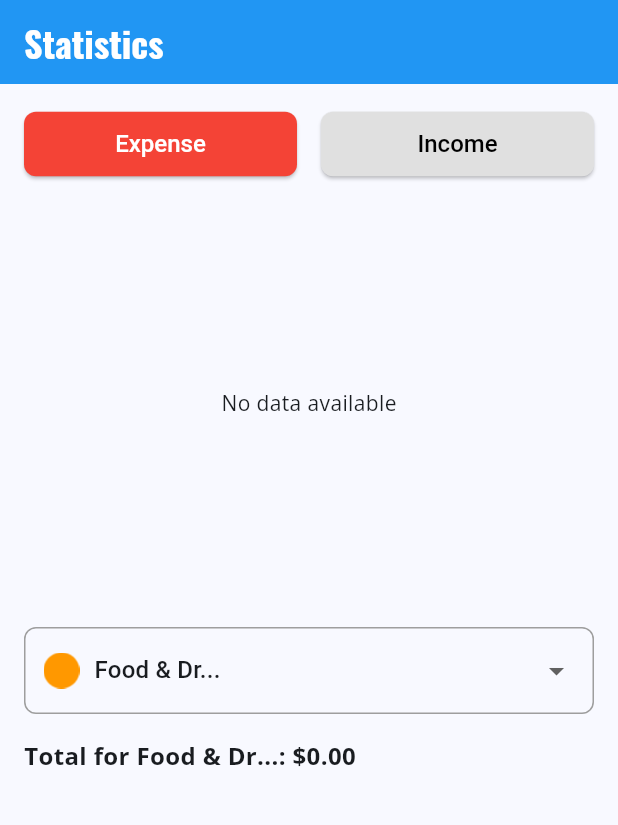
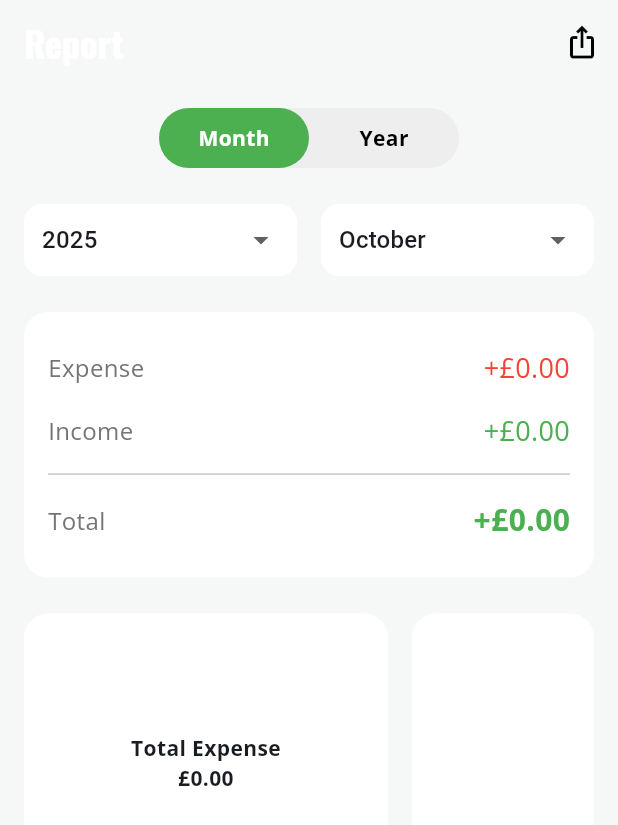
Before and after one commit to nguyenvietcuong0112/money_ios, a Flutter app: the StatisticsScreen screen opened directly with empty values, on a phone screen of 412 x 824 dp. Shown: the top 825 px of the screen. Run offline on Flutter 3.47's test engine with Material 3 defaults, Android fonts, the phone set to English and light mode, and no system bars; drawn by our look-alikes of fl_chart; our stand-ins replace google_fonts, hive, hive_flutter, lottie, shared_preferences, table_calendar; missing offline and left inert: currency_picker; accounts and stored records are empty.

Commit message:
feat: Redesign statistics screen and fix warnings

```diff
--- a/lib/screens/add_transaction_screen.dart
+++ b/lib/screens/add_transaction_screen.dart
@@ -261,7 +261,7 @@ class _AddTransactionScreenState extends State<AddTransactionScreen> {
               },
               child: Container(
                 decoration: BoxDecoration(
-                  color: isSelected ? categoryColor.withOpacity(0.3) : Colors.grey[200],
+                  color: isSelected ? categoryColor.withAlpha(77) : Colors.grey[200],
                   borderRadius: BorderRadius.circular(10.0),
                   border: isSelected ? Border.all(color: categoryColor, width: 2) : null,
                 ),
--- a/lib/screens/statistics_screen.dart
+++ b/lib/screens/statistics_screen.dart
@@ -1,10 +1,13 @@
 import 'package:fl_chart/fl_chart.dart';
 import 'package:flutter/material.dart';
-import 'package:money_manager/localization/app_localizations.dart';
 import 'package:money_manager/models/category_model.dart';
 import 'package:money_manager/models/transaction_model.dart';
+import 'package:money_manager/models/wallet_model.dart';
 import 'package:money_manager/providers/transaction_provider.dart';
+import 'package:money_manager/providers/wallet_provider.dart';
+import 'package:money_manager/widgets/custom_toggle_button.dart';
 import 'package:provider/provider.dart';
+import 'package:intl/intl.dart';
 
 class StatisticsScreen extends StatefulWidget {
   final Function(int) onScreenChanged;
@@ -16,9 +19,11 @@ class StatisticsScreen extends StatefulWidget {
 }
 
 class _StatisticsScreenState extends State<StatisticsScreen> {
-  bool _isExpense = true;
+  bool _isMonthSelected = true;
+  String _selectedYear = DateFormat('yyyy').format(DateTime.now());
+  String _selectedMonth = DateFormat('MMMM').format(DateTime.now());
+  Wallet? _selectedWallet;
 
-  // Using the same hardcoded categories as AddTransactionScreen for consistency
   final List<Category> _categories = [
     Category(name: 'Food & Dr...', iconPath: 'assets/icons/ic_food.png', colorValue: Colors.orange.value),
     Category(name: 'Household', iconPath: 'assets/icons/ic_food.png', colorValue: Colors.blue.value),
@@ -34,194 +39,330 @@ class _StatisticsScreenState extends State<StatisticsScreen> {
     Category(name: 'Medical', iconPath: 'assets/icons/ic_food.png', colorValue: Colors.redAccent.value),
   ];
 
-  Category? _selectedCategory;
-
-  @override
-  void initState() {
-    super.initState();
-    // Set a default category if the list is not empty
-    if (_categories.isNotEmpty) {
-      _selectedCategory = _categories.first;
-    }
-  }
+  final List<String> _months = [
+    'January', 'February', 'March', 'April', 'May', 'June',
+    'July', 'August', 'September', 'October', 'November', 'December'
+  ];
 
   @override
   Widget build(BuildContext context) {
-    final localizations = AppLocalizations.of(context);
-
     return Scaffold(
+      backgroundColor: const Color(0xFFF6F7F7),
       appBar: AppBar(
         automaticallyImplyLeading: false,
-        title: Text(localizations?.translate('statistics') ?? 'Statistics'),
+        title: const Text('Report', style: TextStyle(fontWeight: FontWeight.bold, fontSize: 24)),
+        backgroundColor: Colors.transparent,
+        elevation: 0,
+        actions: [
+          IconButton(
+            icon: const Icon(Icons.ios_share_outlined, color: Colors.black),
+            onPressed: () {},
+          ),
+        ],
       ),
       body: SingleChildScrollView(
-        child: Padding(
-          padding: const EdgeInsets.all(16.0),
-          child: Column(
-            children: [
-              _buildToggleButtons(localizations),
-              const SizedBox(height: 24.0),
-              _buildChart(context),
-              const SizedBox(height: 24.0),
-              _buildCategoryDropdown(localizations),
-              const SizedBox(height: 16.0),
-              _buildCategorySpendingList(context),
-            ],
-          ),
+        padding: const EdgeInsets.all(16.0),
+        child: Column(
+          children: [
+            CustomToggleButton(
+              isMonthSelected: _isMonthSelected,
+              onMonthSelected: () => setState(() => _isMonthSelected = true),
+              onYearSelected: () => setState(() => _isMonthSelected = false),
+            ),
+            const SizedBox(height: 24.0),
+            _buildFilters(),
+            const SizedBox(height: 24.0),
+            _buildSummary(),
+            const SizedBox(height: 24.0),
+            _buildChartAndLegend(),
+            const SizedBox(height: 24.0),
+            _buildTransactionList(),
+          ],
         ),
       ),
     );
   }
 
-  Widget _buildToggleButtons(AppLocalizations? localizations) {
+  Widget _buildFilters() {
+    final walletProvider = Provider.of<WalletProvider>(context);
+
     return Row(
       children: [
         Expanded(
-          child: ElevatedButton(
-            onPressed: () => setState(() => _isExpense = true),
-            style: ElevatedButton.styleFrom(
-              backgroundColor: _isExpense ? Colors.red : Colors.grey[300],
-              foregroundColor: _isExpense ? Colors.white : Colors.black,
+          child: _buildDropdownContainer(
+            child: DropdownButton<String>(
+              isExpanded: true,
+              underline: const SizedBox.shrink(),
+              value: _selectedYear,
+              items: ['2023', '2024', '2025'].map((year) => DropdownMenuItem(value: year, child: Text(year))).toList(),
+              onChanged: (value) {
+                if (value != null) {
+                  setState(() => _selectedYear = value);
+                }
+              },
             ),
-            child: Text(localizations?.translate('expense') ?? 'Expense'),
           ),
         ),
-        const SizedBox(width: 16.0),
-        Expanded(
-          child: ElevatedButton(
-            onPressed: () => setState(() => _isExpense = false),
-            style: ElevatedButton.styleFrom(
-              backgroundColor: !_isExpense ? Colors.green : Colors.grey[300],
-              foregroundColor: !_isExpense ? Colors.white : Colors.black,
+        const SizedBox(width: 16),
+        if (_isMonthSelected)
+          Expanded(
+            child: _buildDropdownContainer(
+              child: DropdownButton<String>(
+                isExpanded: true,
+                underline: const SizedBox.shrink(),
+                value: _selectedMonth,
+                items: _months.map((month) => DropdownMenuItem(value: month, child: Text(month))).toList(),
+                onChanged: (value) {
+                  if (value != null) {
+                    setState(() => _selectedMonth = value);
+                  }
+                },
+              ),
             ),
-            child: Text(localizations?.translate('income') ?? 'Income'),
+          )
+        else
+          Expanded(
+            child: _buildDropdownContainer(
+              child: DropdownButton<Wallet>(
+                isExpanded: true,
+                underline: const SizedBox.shrink(),
+                hint: const Text('Total'),
+                value: _selectedWallet,
+                items: walletProvider.wallets.map((wallet) {
+                  return DropdownMenuItem(
+                    value: wallet,
+                    child: Row(
+                      children: [
+                        Image.asset(wallet.iconPath, width: 24, height: 24),
+                        const SizedBox(width: 8),
+                        Text(wallet.name),
+                      ],
+                    ),
+                  );
+                }).toList(),
+                onChanged: (value) {
+                  setState(() => _selectedWallet = value);
+                },
+              ),
+            ),
           ),
-        ),
       ],
     );
   }
 
-  Widget _buildChart(BuildContext context) {
+  Widget _buildDropdownContainer({required Widget child}) {
+    return Container(
+      padding: const EdgeInsets.symmetric(horizontal: 12.0),
+      decoration: BoxDecoration(
+        color: Colors.white,
+        borderRadius: BorderRadius.circular(12.0),
+      ),
+      child: child,
+    );
+  }
+
+  Widget _buildSummary() {
     final transactionProvider = Provider.of<TransactionProvider>(context);
-    final transactions = transactionProvider.transactions
-        .where((tx) => _isExpense ? tx.type == TransactionType.expense : tx.type == TransactionType.income)
+    final transactions = _getFilteredTransactions(transactionProvider.transactions);
+
+    final double totalIncome = transactions
+        .where((tx) => tx.type == TransactionType.income)
+        .fold(0, (sum, item) => sum + item.amount);
+    final double totalExpense = transactions
+        .where((tx) => tx.type == TransactionType.expense)
+        .fold(0, (sum, item) => sum + item.amount);
+    final double total = totalIncome - totalExpense;
+
+    return Container(
+      padding: const EdgeInsets.all(16.0),
+      decoration: BoxDecoration(
+        color: Colors.white,
+        borderRadius: BorderRadius.circular(16.0),
+      ),
+      child: Column(
+        children: [
+          _buildSummaryRow('Expense', totalExpense, Colors.red),
+          _buildSummaryRow('Income', totalIncome, Colors.green),
+          const Divider(),
+          _buildSummaryRow('Total', total, total >= 0 ? Colors.green : Colors.red, isTotal: true),
+        ],
+      ),
+    );
+  }
+
+  Widget _buildSummaryRow(String title, double amount, Color color, {bool isTotal = false}) {
+    final format = NumberFormat.simpleCurrency(locale: 'en_GB');
+    final formattedAmount = (amount >= 0 ? '+' : '-') + format.format(amount.abs());
+
+    return Padding(
+      padding: const EdgeInsets.symmetric(vertical: 8.0),
+      child: Row(
+        mainAxisAlignment: MainAxisAlignment.spaceBetween,
+        children: [
+          Text(title, style: TextStyle(fontSize: 16, color: Colors.grey[600])),
+          Text(
+            formattedAmount,
+            style: TextStyle(
+              fontSize: isTotal ? 20 : 18,
+              fontWeight: isTotal ? FontWeight.bold : FontWeight.normal,
+              color: color,
+            ),
+          ),
+        ],
+      ),
+    );
+  }
+
+  Widget _buildChartAndLegend() {
+    final transactionProvider = Provider.of<TransactionProvider>(context);
+    final expenseTransactions = _getFilteredTransactions(transactionProvider.transactions)
+        .where((tx) => tx.type == TransactionType.expense)
         .toList();
 
-    final totalAmount = transactions.fold(0.0, (sum, item) => sum + item.amount);
+    final totalExpense = expenseTransactions.fold(0.0, (sum, item) => sum + item.amount);
 
-    // Group transactions by category
     final Map<String, double> categorySpending = {};
-    for (var tx in transactions) {
+    for (var tx in expenseTransactions) {
       categorySpending.update(tx.title, (value) => value + tx.amount, ifAbsent: () => tx.amount);
     }
 
-    // Find the corresponding category object to get color
     final List<PieChartSectionData> sections = categorySpending.entries.map((entry) {
       final category = _categories.firstWhere(
         (cat) => cat.name == entry.key,
         orElse: () => Category(name: 'Other', iconPath: 'assets/icons/ic_food.png', colorValue: Colors.grey.value),
       );
-      final percentage = (entry.value / totalAmount) * 100;
       return PieChartSectionData(
         color: Color(category.colorValue),
         value: entry.value,
-        title: '${percentage.toStringAsFixed(1)}%',
-        radius: 100,
-        titleStyle: const TextStyle(fontSize: 12, fontWeight: FontWeight.bold, color: Colors.white),
+        title: '',
+        radius: 40,
       );
     }).toList();
 
-    return SizedBox(
-      height: 250,
-      child: transactions.isEmpty
-          ? const Center(child: Text('No data available'))
-          : PieChart(
-              PieChartData(
-                sections: sections,
-                sectionsSpace: 2,
-                centerSpaceRadius: 40,
-              ),
+    return Row(
+      children: [
+        Expanded(
+          flex: 2,
+          child: Container(
+            height: 200,
+            padding: const EdgeInsets.all(16.0),
+            decoration: BoxDecoration(
+              color: Colors.white,
+              borderRadius: BorderRadius.circular(16.0),
             ),
+            child: Stack(
+              alignment: Alignment.center,
+              children: [
+                Text(
+                  'Total Expense\n${NumberFormat.simpleCurrency(locale: 'en_GB').format(totalExpense)}',
+                  textAlign: TextAlign.center,
+                  style: const TextStyle(fontWeight: FontWeight.bold),
+                ),
+                PieChart(PieChartData(sections: sections, centerSpaceRadius: 60)),
+              ],
+            ),
+          ),
+        ),
+        const SizedBox(width: 16),
+        Expanded(
+          flex: 1,
+          child: Container(
+            height: 200,
+            padding: const EdgeInsets.all(16.0),
+            decoration: BoxDecoration(
+              color: Colors.white,
+              borderRadius: BorderRadius.circular(16.0),
+            ),
+            child: ListView.builder(
+              itemCount: categorySpending.length,
+              itemBuilder: (context, index) {
+                final entry = categorySpending.entries.elementAt(index);
+                 final category = _categories.firstWhere(
+                  (cat) => cat.name == entry.key,
+                  orElse: () => Category(name: 'Other', iconPath: 'assets/icons/ic_food.png', colorValue: Colors.grey.value),
+                );
+                return _buildLegendItem(Color(category.colorValue), entry.key);
+              },
+            ),
+          ),
+        )
+      ],
     );
   }
 
-  Widget _buildCategoryDropdown(AppLocalizations? localizations) {
+  Widget _buildLegendItem(Color color, String name) {
+    return Padding(
+      padding: const EdgeInsets.symmetric(vertical: 4.0),
+      child: Row(
+        children: [
+          Container(width: 12, height: 12, color: color),
+          const SizedBox(width: 8),
+          Text(name, style: const TextStyle(fontSize: 12)),
+        ],
+      ),
+    );
+  }
+
+  Widget _buildTransactionList() {
+    final transactionProvider = Provider.of<TransactionProvider>(context);
+    final transactions = _getFilteredTransactions(transactionProvider.transactions);
+
     return Container(
-      padding: const EdgeInsets.symmetric(horizontal: 12.0, vertical: 4.0),
+      padding: const EdgeInsets.all(16.0),
       decoration: BoxDecoration(
-        border: Border.all(color: Colors.grey),
-        borderRadius: BorderRadius.circular(8.0),
+        color: Colors.white,
+        borderRadius: BorderRadius.circular(16.0),
       ),
-      child: DropdownButtonHideUnderline(
-        child: DropdownButton<Category>(
-          isExpanded: true,
-          value: _selectedCategory,
-          hint: Text(localizations?.translate('select_category') ?? 'Select Category'),
-          onChanged: (Category? newValue) {
-            setState(() {
-              _selectedCategory = newValue;
-            });
-          },
-          items: _categories.map((Category category) {
-            return DropdownMenuItem<Category>(
-              value: category,
-              child: Row(
-                children: [
-                  Image.asset(category.iconPath, width: 24, height: 24, color: Color(category.colorValue)),
-                  const SizedBox(width: 10),
-                  Text(category.name),
-                ],
-              ),
-            );
-          }).toList(),
+      child: ListView.builder(
+        shrinkWrap: true,
+        physics: const NeverScrollableScrollPhysics(),
+        itemCount: transactions.length,
+        itemBuilder: (context, index) {
+          final transaction = transactions[index];
+          return _buildTransactionItem(transaction);
+        },
+      ),
+    );
+  }
+
+  Widget _buildTransactionItem(Transaction transaction) {
+    final category = _categories.firstWhere(
+      (cat) => cat.name == transaction.title,
+      orElse: () => Category(name: 'Other', iconPath: 'assets/icons/ic_food.png', colorValue: Colors.grey.value),
+    );
+
+    final color = Color(transaction.colorValue);
+    return ListTile(
+      leading: CircleAvatar(
+        backgroundColor: color.withAlpha(50),
+        child: Image.asset(transaction.iconPath, width: 24, height: 24, color: color),
+      ),
+      title: Text(transaction.title, style: const TextStyle(fontWeight: FontWeight.bold)),
+      subtitle: Text(DateFormat.yMMMd().format(transaction.date)),
+      trailing: Text(
+        (transaction.type == TransactionType.income ? '+' : '-') +
+        NumberFormat.simpleCurrency(locale: 'en_GB').format(transaction.amount),
+        style: TextStyle(
+          color: transaction.type == TransactionType.income ? Colors.green : Colors.red,
+          fontWeight: FontWeight.bold,
         ),
       ),
     );
   }
 
-  Widget _buildCategorySpendingList(BuildContext context) {
-    final transactionProvider = Provider.of<TransactionProvider>(context);
+  List<Transaction> _getFilteredTransactions(List<Transaction> transactions) {
+    return transactions.where((tx) {
+      final txDate = tx.date;
+      final monthAsNumber = _months.indexOf(_selectedMonth) + 1;
 
-    if (_selectedCategory == null) {
-      return const SizedBox.shrink();
-    }
+      bool yearMatch = txDate.year.toString() == _selectedYear;
+      bool walletMatch = _selectedWallet == null || tx.walletId == _selectedWallet!.id;
+      bool monthMatch = txDate.month == monthAsNumber;
 
-    final categoryTransactions = transactionProvider.transactions
-        .where((tx) =>
-            tx.title == _selectedCategory!.name &&
-            (_isExpense ? tx.type == TransactionType.expense : tx.type == TransactionType.income))
-        .toList();
-
-    final double totalCategorySpending = categoryTransactions.fold(0, (sum, item) => sum + item.amount);
-
-    return Column(
-      crossAxisAlignment: CrossAxisAlignment.start,
-      children: [
-        Text(
-          'Total for ${_selectedCategory!.name}: \$${totalCategorySpending.toStringAsFixed(2)}',
-          style: const TextStyle(fontWeight: FontWeight.bold, fontSize: 16),
-        ),
-        const SizedBox(height: 8.0),
-        ListView.builder(
-          shrinkWrap: true,
-          physics: const NeverScrollableScrollPhysics(),
-          itemCount: categoryTransactions.length,
-          itemBuilder: (context, index) {
-            final transaction = categoryTransactions[index];
-            return ListTile(
-              leading: CircleAvatar(
-                backgroundColor: Color(transaction.colorValue),
-                child: Image.asset(transaction.iconPath, width: 24, height: 24),
-              ),
-              title: Text(transaction.title),
-              trailing: Text(
-                '\$${transaction.amount.toStringAsFixed(2)}',
-                style: const TextStyle(fontWeight: FontWeight.bold),
-              ),
-            );
-          },
-        ),
-      ],
-    );
+      if (_isMonthSelected) {
+        return yearMatch && monthMatch && walletMatch;
+      }
+      return yearMatch && walletMatch;
+    }).toList();
   }
 }
--- /dev/null
+++ b/lib/widgets/custom_toggle_button.dart
@@ -0,0 +1,74 @@
+import 'package:flutter/material.dart';
+
+class CustomToggleButton extends StatelessWidget {
+  final bool isMonthSelected;
+  final VoidCallback onMonthSelected;
+  final VoidCallback onYearSelected;
+
+  const CustomToggleButton({
+    super.key,
+    required this.isMonthSelected,
+    required this.onMonthSelected,
+    required this.onYearSelected,
+  });
+
+  @override
+  Widget build(BuildContext context) {
+    return Container(
+      width: 200,
+      height: 40,
+      decoration: BoxDecoration(
+        color: Colors.grey[200],
+        borderRadius: BorderRadius.circular(20),
+      ),
+      child: Stack(
+        children: [
+          AnimatedAlign(
+            alignment: isMonthSelected ? Alignment.centerLeft : Alignment.centerRight,
+            duration: const Duration(milliseconds: 250),
+            child: Container(
+              width: 100,
+              height: 40,
+              decoration: BoxDecoration(
+                color: Colors.green,
+                borderRadius: BorderRadius.circular(20),
+              ),
+            ),
+          ),
+          Row(
+            children: [
+              Expanded(
+                child: GestureDetector(
+                  onTap: onMonthSelected,
+                  child: Center(
+                    child: Text(
+                      'Month',
+                      style: TextStyle(
+                        color: isMonthSelected ? Colors.white : Colors.black,
+                        fontWeight: FontWeight.bold,
+                      ),
+                    ),
+                  ),
+                ),
+              ),
+              Expanded(
+                child: GestureDetector(
+                  onTap: onYearSelected,
+                  child: Center(
+                    child: Text(
+                      'Year',
+                      style: TextStyle(
+                        color: !isMonthSelected ? Colors.white : Colors.black,
+                        fontWeight: FontWeight.bold,
+                      ),
+                    ),
+                  ),
+                ),
+              ),
+            ],
+          ),
+        ],
+      ),
+    );
+  }
+}
```
